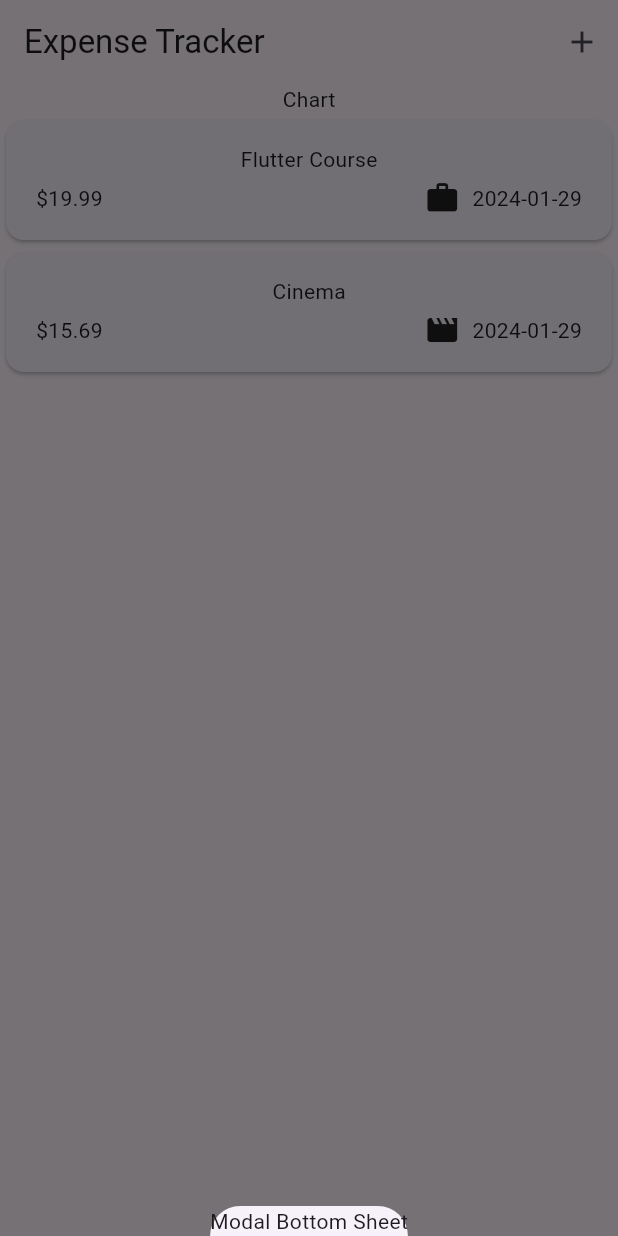
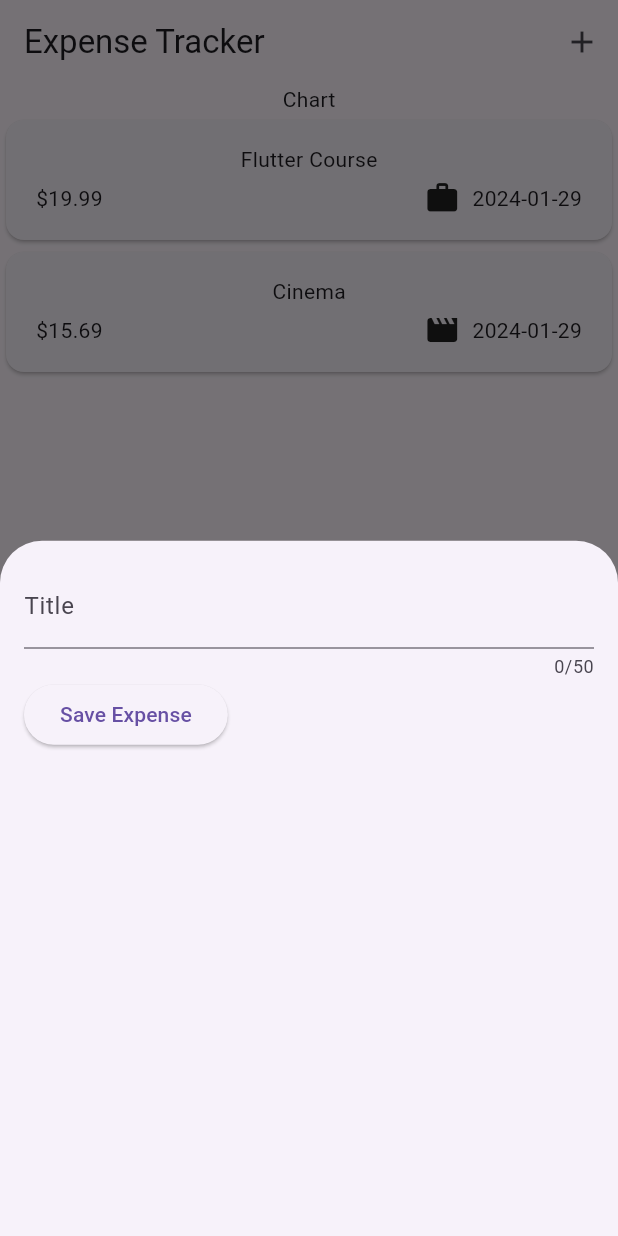
Before and after one commit to jsmile/expense_tracker, a Flutter app: the screen it shows after launch, after a tap on the "add" icon, on a phone screen of 412 x 824 dp. Run offline on Flutter 3.47's test engine with Material 3 defaults, Android fonts, the phone set to English and light mode, and no system bars; missing offline and left inert: ansicolor.

Commit message:
TextField() & onChange for user input

```diff
--- a/lib/main.dart
+++ b/lib/main.dart
@@ -1,8 +1,10 @@
+import 'package:ansicolor/ansicolor.dart';
 import 'package:flutter/material.dart';
 
 import 'src/app.dart';
 
 void main() {
+  ansiColorDisabled = false;
   runApp(
     const App(),
   );
--- a/lib/src/expenses/expenses.dart
+++ b/lib/src/expenses/expenses.dart
@@ -1,3 +1,4 @@
+import 'package:expense_tracker/src/expenses/new_expense.dart';
 import 'package:flutter/material.dart';
 
 import 'expense_list/expenses_list.dart';
@@ -30,8 +31,8 @@ class _ExpensesState extends State<Expenses> {
     // 화면 하단에서 올라오는 모달창
     showModalBottomSheet(
       context: context,
-      builder: (ctx) =>
-          const Text('Modal Bottom Sheet'), // ctx : showBottomSheet context
+      // ctx : showBottomSheet context
+      builder: (ctx) => const NewExpense(),
     );
   }
 
--- /dev/null
+++ b/lib/src/expenses/new_expense.dart
@@ -0,0 +1,44 @@
+import 'package:flutter/material.dart';
+
+import '../utils/ansi_colors_debug.dart';
+
+class NewExpense extends StatefulWidget {
+  const NewExpense({super.key});
+
+  @override
+  State<NewExpense> createState() => _NewExpenseState();
+}
+
+class _NewExpenseState extends State<NewExpense> {
+  String _enteredTitle = '';
+
+  @override
+  Widget build(BuildContext context) {
+    return Padding(
+      padding: const EdgeInsets.all(16.0),
+      child: Column(
+        children: [
+          TextField(
+            onChanged: (inputValue) {
+              _enteredTitle = inputValue;
+            },
+            maxLength: 50,
+            decoration: const InputDecoration(
+              labelText: 'Title',
+            ),
+          ),
+          Row(
+            children: [
+              ElevatedButton(
+                onPressed: () {
+                  debugPrint(success('### $_enteredTitle'));
+                },
+                child: const Text('Save Expense'),
+              ),
+            ],
+          )
+        ],
+      ),
+    );
+  }
+}
--- /dev/null
+++ b/lib/src/utils/ansi_colors_debug.dart
@@ -0,0 +1,6 @@
+import 'package:ansicolor/ansicolor.dart';
+
+AnsiPen info = AnsiPen()..black(bold: true);
+AnsiPen success = AnsiPen()..xterm(003, bg: false); // 쑥색
+AnsiPen warn = AnsiPen()..magenta(bold: true);
+AnsiPen error = AnsiPen()..red(bold: true);
--- a/pubspec.yaml
+++ b/pubspec.yaml
@@ -17,6 +17,7 @@ dependencies:
     sdk: flutter
 
   cupertino_icons: ^1.0.2
+  ansicolor: ^2.0.2
   uuid: ^4.3.3
   # interalization
   intl: ^0.19.0
```
Also changed, not shown: pubspec.lock.
